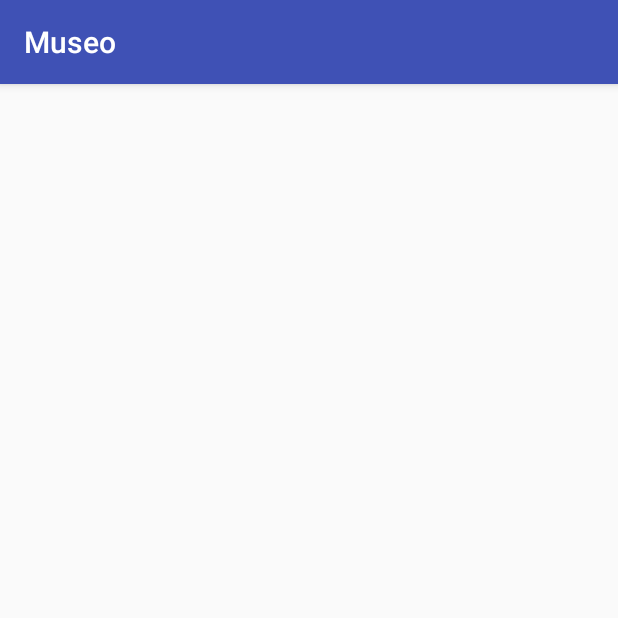
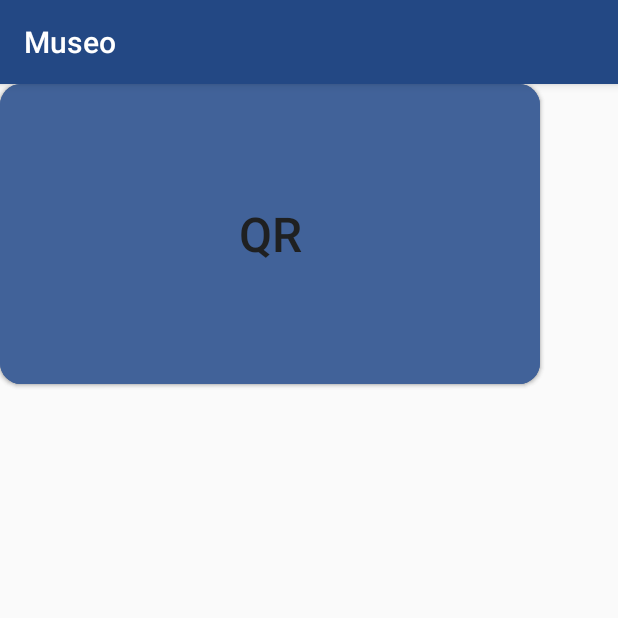
Before and after one commit to matl1995/PDM, an Android app: the screen it shows after launch (MainActivity), on a phone screen of 412 x 824 dp, the top half of it. Run offline under Robolectric (Android 15) with nearby library versions, the phone set to English and light mode, and no system bars.

Commit message:
Creada main activity y botones añadidos

```diff
--- a/Museo/app/build.gradle
+++ b/Museo/app/build.gradle
@@ -26,5 +26,6 @@ dependencies {
     })
     compile 'com.android.support:appcompat-v7:25.3.1'
     compile 'com.android.support.constraint:constraint-layout:1.0.2'
+    compile 'com.android.support:design:25.3.1'
     testCompile 'junit:junit:4.12'
 }
--- a/Museo/app/src/main/AndroidManifest.xml
+++ b/Museo/app/src/main/AndroidManifest.xml
@@ -9,19 +9,20 @@
         android:roundIcon="@mipmap/ic_launcher"
         android:supportsRtl="true"
         android:theme="@style/AppTheme">
+
         <!-- Splash screen -->
         <activity
             android:name=".SplashScreen"
             android:label="@string/app_name"
             android:screenOrientation="portrait"
-            android:theme="@android:style/Theme.Black.NoTitleBar" >
+            android:theme="@android:style/Theme.Black.NoTitleBar">
             <intent-filter>
                 <action android:name="android.intent.action.MAIN" />
 
                 <category android:name="android.intent.category.LAUNCHER" />
             </intent-filter>
         </activity>
-        <activity android:name=".MainActivity"></activity>
+        <activity android:name=".MainActivity" />
     </application>
 
 </manifest>
--- a/Museo/app/src/main/java/com/example/m_ang/museo/MainActivity.java
+++ b/Museo/app/src/main/java/com/example/m_ang/museo/MainActivity.java
@@ -2,6 +2,8 @@ package com.example.m_ang.museo;
 
 import android.support.v7.app.AppCompatActivity;
 import android.os.Bundle;
+import android.view.View;
+import android.widget.Button;
 
 public class MainActivity extends AppCompatActivity {
 
@@ -9,5 +11,19 @@ public class MainActivity extends AppCompatActivity {
     protected void onCreate(Bundle savedInstanceState) {
         super.onCreate(savedInstanceState);
         setContentView(R.layout.activity_main);
+
+        Button NFCButton = (Button) findViewById(R.id.nfc_button);
+        NFCButton.setOnClickListener(new View.OnClickListener() {
+            public void onClick(View v) {
+                // Click event trigger here
+            }
+        });
+
+        Button QRButton = (Button) findViewById(R.id.qr_button);
+        QRButton.setOnClickListener(new View.OnClickListener() {
+            public void onClick(View v) {
+                // Click event trigger here
+            }
+        });
     }
 }
--- /dev/null
+++ b/Museo/app/src/main/res/drawable/buttonshape.xml
@@ -0,0 +1,13 @@
+<?xml version="1.0" encoding="utf-8"?>
+<shape xmlns:android="http://schemas.android.com/apk/res/android" android:shape="rectangle" >
+    <corners
+        android:radius="14dp"
+        />
+    <solid
+        android:color="#416299"
+        />
+    <size
+        android:width="360dp"
+        android:height="200dp"
+        />
+</shape>
--- a/Museo/app/src/main/res/layout/activity_main.xml
+++ b/Museo/app/src/main/res/layout/activity_main.xml
@@ -6,4 +6,30 @@
     android:layout_height="match_parent"
     tools:context="com.example.m_ang.museo.MainActivity">
 
+    <Button
+        android:id="@+id/nfc_button"
+
+        android:text="NFC"
+        android:textColor="#1f2021"
+        android:textSize="32sp"
+
+        android:layout_width="360dp"
+        android:layout_height="200dp"
+        android:background="@drawable/buttonshape"
+        tools:layout_editor_absoluteY="27dp"
+        tools:layout_editor_absoluteX="12dp" />
+
+    <Button
+        android:id="@+id/qr_button"
+
+        android:text="QR"
+        android:textColor="#1f2021"
+        android:textSize="32sp"
+
+        android:layout_width="360dp"
+        android:layout_height="200dp"
+        android:background="@drawable/buttonshape"
+        tools:layout_editor_absoluteY="276dp"
+        tools:layout_editor_absoluteX="12dp" />
+
 </android.support.constraint.ConstraintLayout>
--- a/Museo/app/src/main/res/values/strings.xml
+++ b/Museo/app/src/main/res/values/strings.xml
@@ -1,3 +1,9 @@
 <resources>
     <string name="app_name">Museo</string>
+    <string name="title_activity_main2">Main2Activity</string>
+
+    <string name="navigation_drawer_open">Open navigation drawer</string>
+    <string name="navigation_drawer_close">Close navigation drawer</string>
+
+    <string name="action_settings">Settings</string>
 </resources>
--- a/Museo/app/src/main/res/values/styles.xml
+++ b/Museo/app/src/main/res/values/styles.xml
@@ -3,9 +3,18 @@
     <!-- Base application theme. -->
     <style name="AppTheme" parent="Theme.AppCompat.Light.DarkActionBar">
         <!-- Customize your theme here. -->
-        <item name="colorPrimary">@color/colorPrimary</item>
-        <item name="colorPrimaryDark">@color/colorPrimaryDark</item>
+        <item name="colorPrimary">#234884</item>
+        <item name="colorPrimaryDark">#234884</item>
         <item name="colorAccent">@color/colorAccent</item>
     </style>
 
+    <style name="AppTheme.NoActionBar">
+        <item name="windowActionBar">false</item>
+        <item name="windowNoTitle">true</item>
+    </style>
+
+    <style name="AppTheme.AppBarOverlay" parent="ThemeOverlay.AppCompat.Dark.ActionBar" />
+
+    <style name="AppTheme.PopupOverlay" parent="ThemeOverlay.AppCompat.Light" />
+
 </resources>
```
Also changed, not shown: Museo/app/src/main/res/menu/activity_main2_drawer.xml (added, +36 -0 lines), Museo/app/src/main/res/menu/main2.xml (added, +9 -0 lines), Museo/app/src/main/res/values/dimens.xml (added, +8 -0 lines), Museo/app/src/main/res/values/drawables.xml (added, +8 -0 lines), Museo/app/src/main/res/layout/activity_splash.xml (line endings or trailing spaces).
